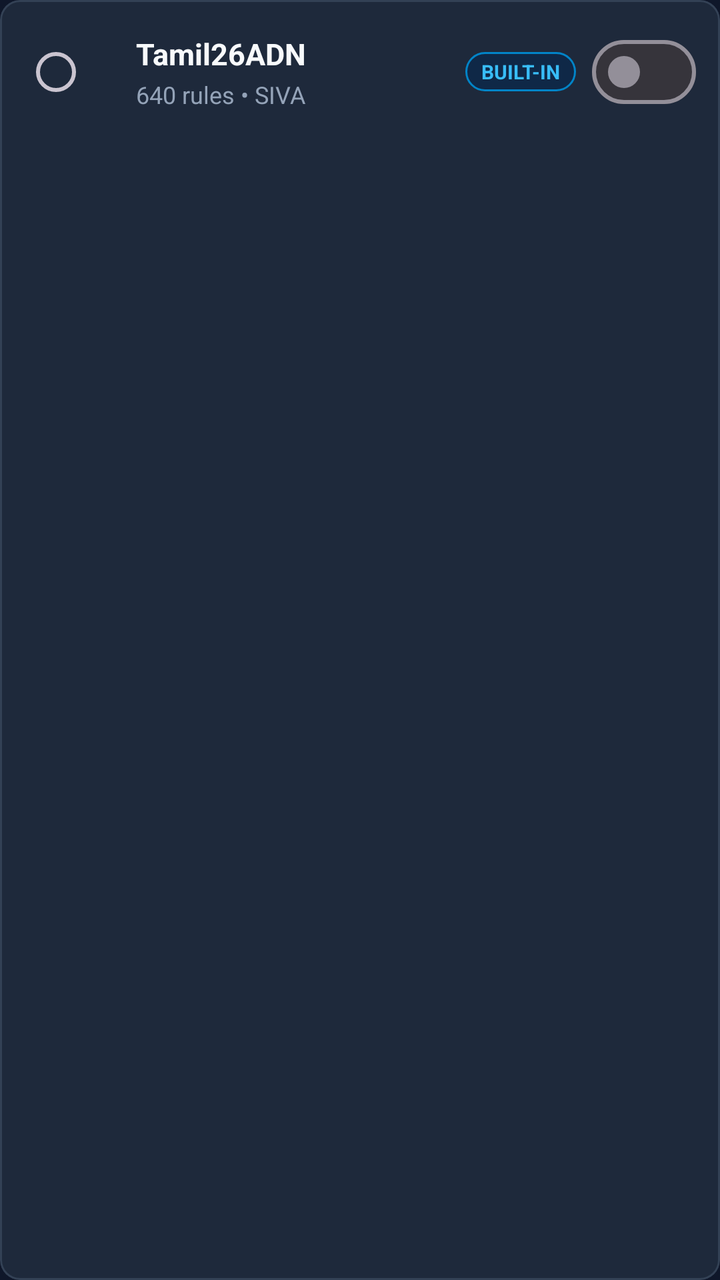
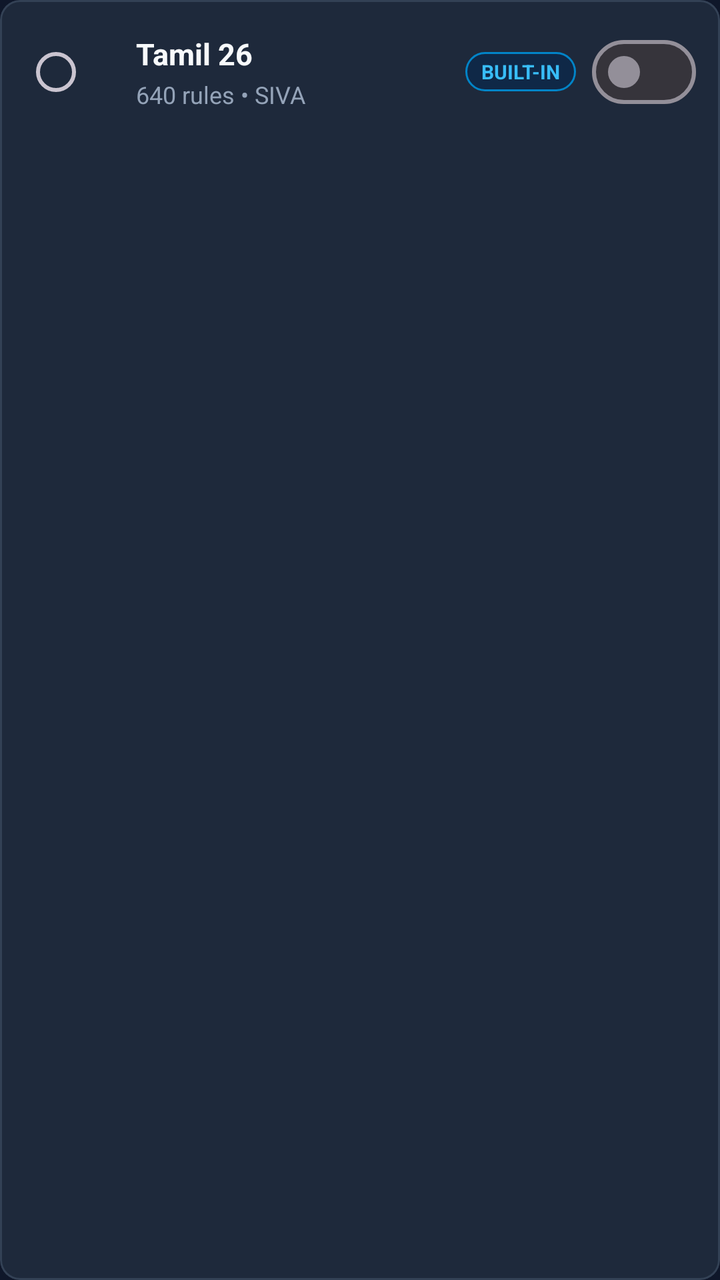

Screens rendered from an Android XML layout before and after an edit, with the pre-edit source and the edit as a unified diff.
<!-- AndroidManifest.xml: application theme Theme.OpenKeyboard -->
<!-- res/layout/item_keymap.xml -->
<?xml version="1.0" encoding="utf-8"?>
<com.google.android.material.card.MaterialCardView
    xmlns:android="http://schemas.android.com/apk/res/android"
    xmlns:app="http://schemas.android.com/apk/res-auto"
    android:layout_width="match_parent"
    android:layout_height="wrap_content"
    android:layout_marginHorizontal="12dp"
    android:layout_marginVertical="4dp"
    app:cardBackgroundColor="@color/surface"
    app:cardCornerRadius="10dp"
    app:strokeColor="@color/surface_variant"
    app:strokeWidth="1dp">

    <LinearLayout
        android:layout_width="match_parent"
        android:layout_height="wrap_content"
        android:orientation="horizontal"
        android:gravity="center_vertical"
        android:padding="12dp">

        <RadioButton
            android:id="@+id/radioSelected"
            android:layout_width="wrap_content"
            android:layout_height="wrap_content"
            android:clickable="false"
            android:focusable="false" />

        <LinearLayout
            android:layout_width="0dp"
            android:layout_height="wrap_content"
            android:layout_weight="1"
            android:orientation="vertical"
            android:layout_marginStart="8dp">

            <LinearLayout
                android:layout_width="wrap_content"
                android:layout_height="wrap_content"
                android:orientation="horizontal"
                android:gravity="center_vertical">

                <TextView
                    android:id="@+id/txtKeymapName"
                    android:layout_width="wrap_content"
                    android:layout_height="wrap_content"
                    android:text="Tamil26ADN"
                    android:textColor="@color/text_primary"
                    android:textSize="15sp"
                    android:textStyle="bold" />

                <TextView
                    android:id="@+id/badgeActive"
                    android:layout_width="wrap_content"
                    android:layout_height="wrap_content"
                    android:text="ACTIVE"
                    android:textSize="9sp"
                    android:textStyle="bold"
                    android:textColor="#062E6F"
                    android:background="@drawable/badge_active_bg"
                    android:paddingHorizontal="6dp"
                    android:paddingVertical="2dp"
                    android:layout_marginStart="6dp"
                    android:visibility="gone" />

            </LinearLayout>

            <TextView
                android:id="@+id/txtKeymapDetails"
                android:layout_width="wrap_content"
                android:layout_height="wrap_content"
                android:text="640 rules • SIVA"
                android:textColor="@color/text_secondary"
                android:textSize="12sp"
                android:layout_marginTop="2dp" />

        </LinearLayout>

        <TextView
            android:id="@+id/badgeSource"
            android:layout_width="wrap_content"
            android:layout_height="wrap_content"
            android:text="BUILT-IN"
            android:textSize="10sp"
            android:textStyle="bold"
            android:textColor="@color/key_accent"
            android:paddingHorizontal="8dp"
            android:paddingVertical="3dp"
            android:background="@drawable/badge_bg"
            android:layout_marginEnd="8dp" />

        <com.google.android.material.materialswitch.MaterialSwitch
            android:id="@+id/switchEnabled"
            android:layout_width="wrap_content"
            android:layout_height="wrap_content" />

    </LinearLayout>

</com.google.android.material.card.MaterialCardView>
<!-- resources referenced by this layout -->
<resources>
  <color name="key_accent">#38BDF8</color>
  <color name="surface">#1E293B</color>
  <color name="surface_variant">#334155</color>
  <color name="text_primary">#F8FAFC</color>
  <color name="text_secondary">#94A3B8</color>
  <!-- drawable badge_active_bg (drawable) -->
  <?xml version="1.0" encoding="utf-8"?>
  <shape xmlns:android="http://schemas.android.com/apk/res/android"
      android:shape="rectangle">
      <corners android:radius="12dp" />
      <solid android:color="#A8C7FA" />
  </shape>
  <!-- drawable badge_bg (drawable) -->
  <?xml version="1.0" encoding="utf-8"?>
  <shape xmlns:android="http://schemas.android.com/apk/res/android"
      android:shape="rectangle">
      <corners android:radius="12dp" />
      <solid android:color="#0F2847" />
      <stroke android:width="1dp" android:color="#0284C7" />
  </shape>
  <style name="Theme.OpenKeyboard" parent="Theme.Material3.Dark.NoActionBar">
          <item name="colorPrimary">@color/primary</item>
          <item name="colorSecondary">@color/secondary</item>
          <item name="android:colorBackground">@color/background</item>
          <item name="colorSurface">@color/surface</item>
          <item name="colorOnSurface">@color/text_primary</item>
      </style>
  <color name="primary">#2563EB</color>
  <color name="secondary">#0284C7</color>
  <color name="background">#0F172A</color>
</resources>

<!-- the commit's change to res/layout/item_keymap.xml (unified diff, before → after) -->
@@ -42,7 +42,7 @@
                     android:id="@+id/txtKeymapName"
                     android:layout_width="wrap_content"
                     android:layout_height="wrap_content"
-                    android:text="Tamil26ADN"
+                    android:text="Tamil 26"
                     android:textColor="@color/text_primary"
                     android:textSize="15sp"
                     android:textStyle="bold" />
